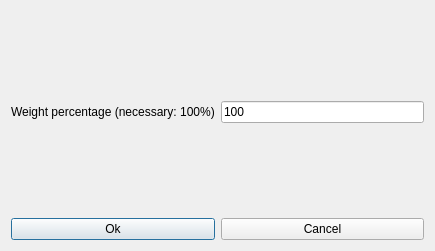
Qt form fet/src/interface/modifyconstraintteachersmaxtwoconsecutiveafternoonsform_template.ui (vonmecheln/fet) before a commit.
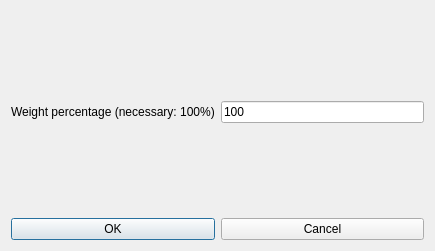
The same form after that commit.

Diff of the .ui file:
```diff
--- a/fet/src/interface/modifyconstraintteachersmaxtwoconsecutiveafternoonsform_template.ui
+++ b/fet/src/interface/modifyconstraintteachersmaxtwoconsecutiveafternoonsform_template.ui
@@ -72,7 +72,7 @@
      <item>
       <widget class="QPushButton" name="okPushButton">
        <property name="text">
-        <string>Ok</string>
+        <string>OK</string>
        </property>
       </widget>
      </item>
```
